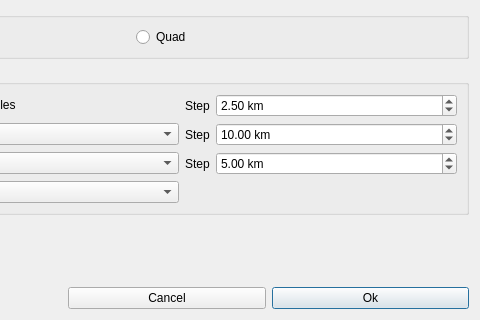
This is qtgui/creategraphdialog.ui in frabas/DISPLACE_GUI as Qt 5 draws it before an edit; both pictures show x 215 to 695 and y 100 to 420 of the 695 by 420 pixel window. The edited form follows.
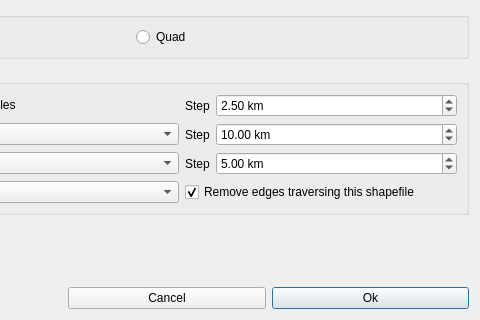
This is the edited form.

Commit message: Graph Builder: Removed edges incident the exclusion zone

What changed in the file:
```diff
--- a/qtgui/creategraphdialog.ui
+++ b/qtgui/creategraphdialog.ui
@@ -292,6 +292,16 @@
         </property>
        </widget>
       </item>
+      <item row="3" column="2" colspan="2">
+       <widget class="QCheckBox" name="removeEdgesExclusion">
+        <property name="text">
+         <string>Remove edges traversing this shapefile</string>
+        </property>
+        <property name="checked">
+         <bool>true</bool>
+        </property>
+       </widget>
+      </item>
      </layout>
     </widget>
    </item>
```
The commit also changes 5 other files.
